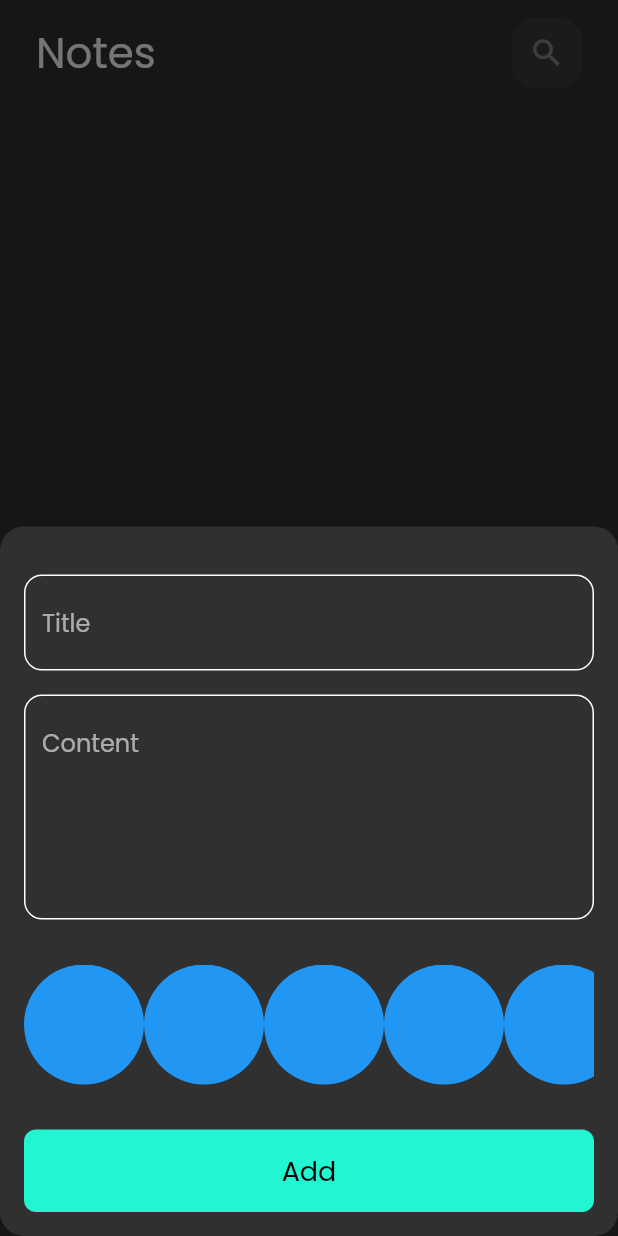
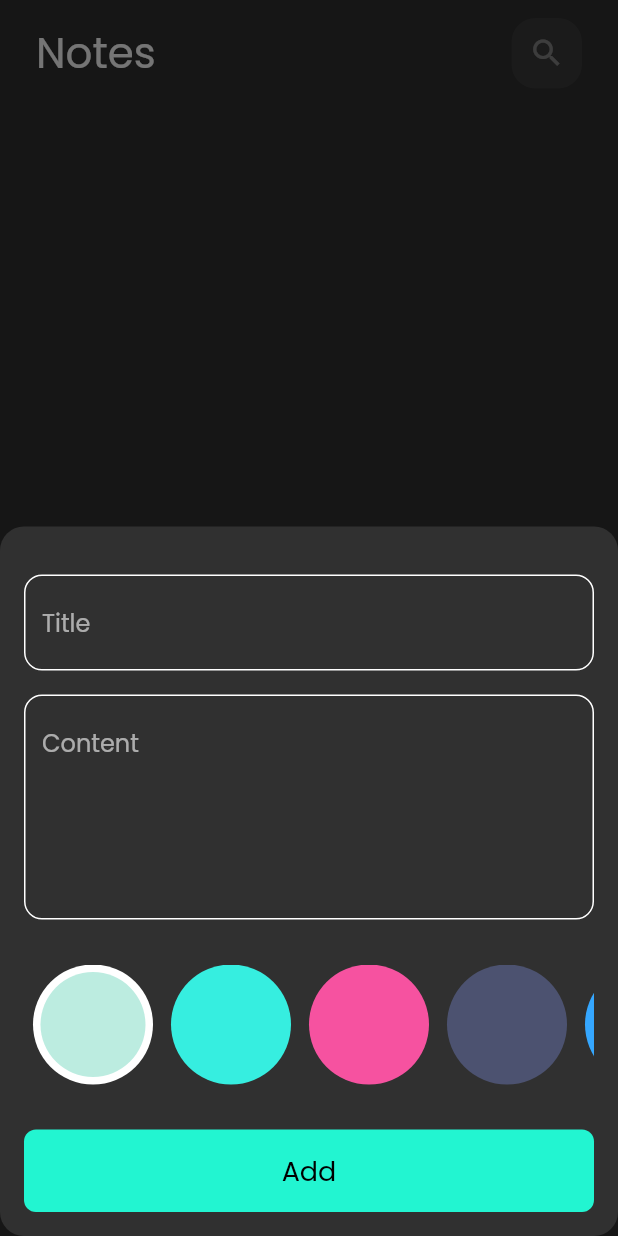
Before and after one commit to mohmamed01149060/note_app, a Flutter app: the screen it shows after launch, after a tap on the "add" icon, on a phone screen of 412 x 824 dp. Run offline on Flutter 3.47's test engine with Material 2 defaults, Android fonts, the phone set to English and light mode, and no system bars; our stand-ins replace bloc, flutter_bloc, hive, hive_flutter; accounts and stored records are empty.

Commit message:
create colors list view part two

```diff
--- a/lib/widgets/colors_list_view.dart
+++ b/lib/widgets/colors_list_view.dart
@@ -1,30 +1,66 @@
-import 'package:flutter/cupertino.dart';
 import 'package:flutter/material.dart';
 
 class ColorItem extends StatelessWidget {
-  const ColorItem({Key? key}) : super(key: key);
+  const ColorItem({Key? key, required this.isSelected, required this.color})
+      : super(key: key);
+  final bool isSelected;
+  final Color color;
 
   @override
   Widget build(BuildContext context) {
-    return const CircleAvatar(
-      backgroundColor: Colors.blue,
-      radius: 40,
-    );
+    return isSelected
+        ? CircleAvatar(
+            radius: 40,
+            backgroundColor: Colors.white,
+            child: CircleAvatar(
+              backgroundColor: color,
+              radius: 35,
+            ),
+          )
+        : CircleAvatar(
+            backgroundColor: color,
+            radius: 40,
+          );
   }
 }
 
-class ColorsListView extends StatelessWidget {
+class ColorsListView extends StatefulWidget {
   const ColorsListView({Key? key}) : super(key: key);
 
+  @override
+  State<ColorsListView> createState() => _ColorsListViewState();
+}
+
+class _ColorsListViewState extends State<ColorsListView> {
+  int currentIndex = 0;
+  List<Color> colors = const [
+    Color(0xffBCECE0),
+    Color(0xff36EEE0),
+    Color(0xffF652A0),
+    Color(0xff4C5270),
+    Color(0xff35A7FF),
+  ];
   @override
   Widget build(BuildContext context) {
     return SizedBox(
       height: 40 * 2,
       child: ListView.builder(
-          itemCount: 10,
+          itemCount: colors.length,
           scrollDirection: Axis.horizontal,
           itemBuilder: (context, index) {
-            return const ColorItem();
+            return Padding(
+              padding: const EdgeInsets.symmetric(horizontal: 6.0),
+              child: GestureDetector(
+                onTap: () {
+                  currentIndex = index;
+                  setState(() {});
+                },
+                child: ColorItem(
+                  color: colors[index],
+                  isSelected: currentIndex == index,
+                ),
+              ),
+            );
           }),
     );
   }
```
